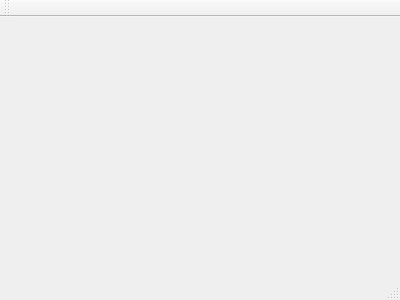
Above: mainwindow.ui from HuangHuafeng/repeat before the change. Below: the same form after it.
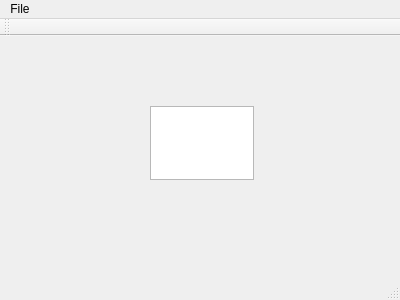
That is the form after the change.

Diff of the .ui file:
```diff
--- a/mainwindow.ui
+++ b/mainwindow.ui
@@ -12,13 +12,51 @@
   <property name="windowTitle" >
    <string>MainWindow</string>
   </property>
-  <widget class="QMenuBar" name="menuBar" />
-  <widget class="QToolBar" name="mainToolBar" />
-  <widget class="QWidget" name="centralWidget" />
-  <widget class="QStatusBar" name="statusBar" />
+  <widget class="QWidget" name="centralWidget">
+   <widget class="QTextEdit" name="textEdit">
+    <property name="geometry">
+     <rect>
+      <x>150</x>
+      <y>70</y>
+      <width>104</width>
+      <height>74</height>
+     </rect>
+    </property>
+   </widget>
+  </widget>
+  <widget class="QMenuBar" name="menuBar">
+   <property name="geometry">
+    <rect>
+     <x>0</x>
+     <y>0</y>
+     <width>400</width>
+     <height>22</height>
+    </rect>
+   </property>
+   <widget class="QMenu" name="menuFile">
+    <property name="title">
+     <string>File</string>
+    </property>
+    <addaction name="actionOpen"/>
+   </widget>
+   <addaction name="menuFile"/>
+  </widget>
+  <widget class="QToolBar" name="mainToolBar">
+   <attribute name="toolBarArea">
+    <enum>TopToolBarArea</enum>
+   </attribute>
+   <attribute name="toolBarBreak">
+    <bool>false</bool>
+   </attribute>
+  </widget>
+  <widget class="QStatusBar" name="statusBar"/>
+  <action name="actionOpen">
+   <property name="text">
+    <string>Open</string>
+   </property>
+  </action>
  </widget>
- <layoutDefault spacing="6" margin="11" />
- <pixmapfunction></pixmapfunction>
+ <layoutdefault spacing="6" margin="11"/>
  <resources/>
  <connections/>
 </ui>
```
Left out of the diff: 7 changed lines with no effect on the pictures.
